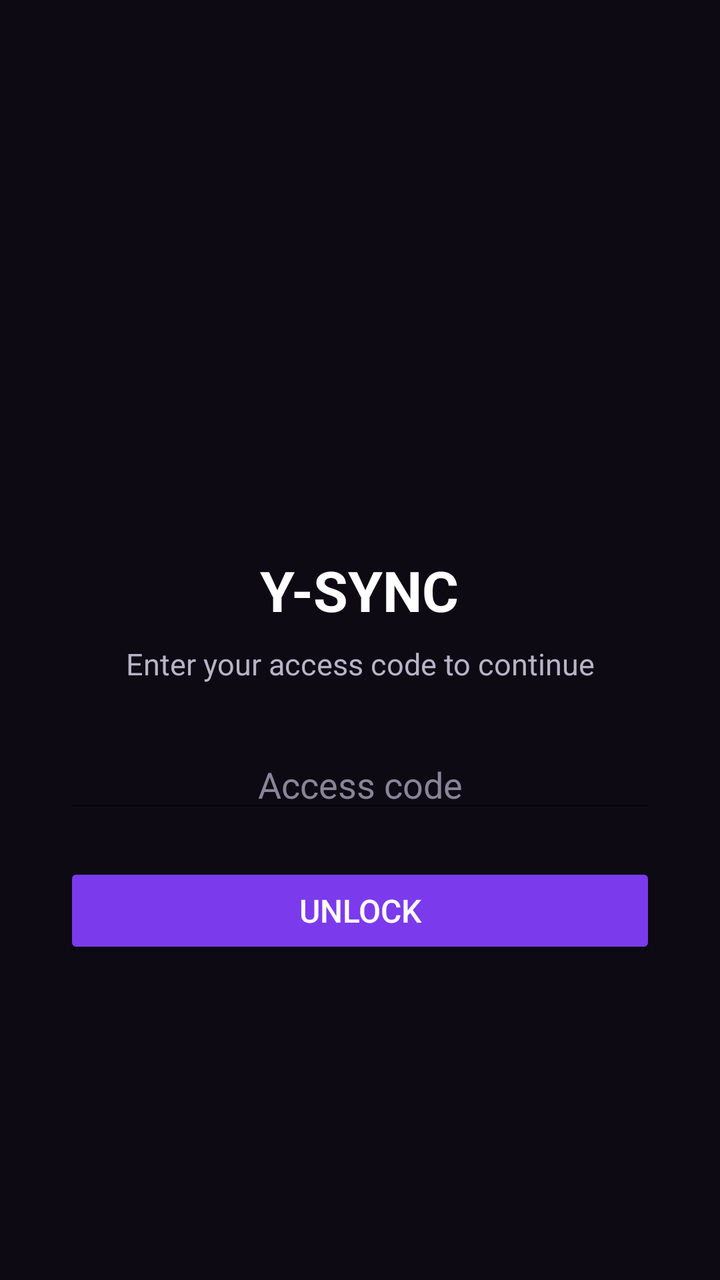
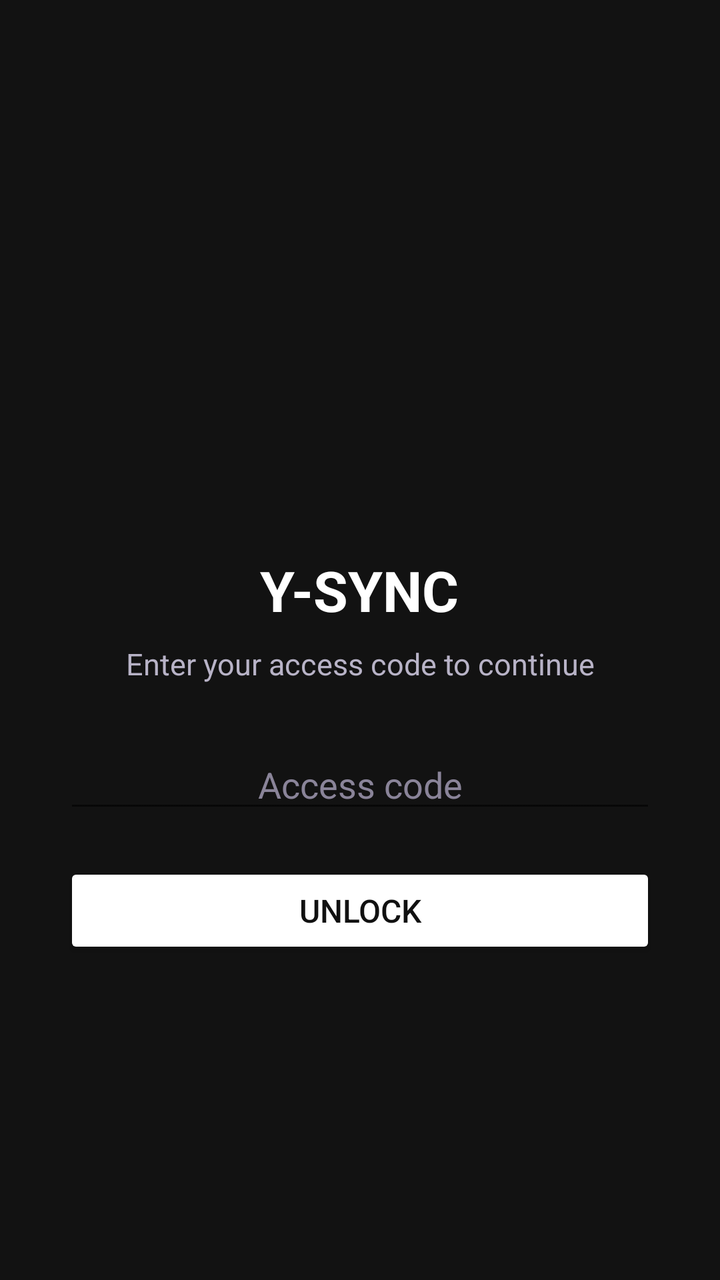

Two renders of the same Android screen: before a commit and after it. Below are the layout's source before the change and the commit's diff.
<!-- AndroidManifest.xml: application theme OpeningTheme -->
<!-- res/layout/activity_lock.xml -->
<?xml version="1.0" encoding="utf-8"?>
<LinearLayout xmlns:android="http://schemas.android.com/apk/res/android"
    android:layout_width="match_parent"
    android:layout_height="match_parent"
    android:background="@color/ysync_lock_bg"
    android:gravity="center"
    android:orientation="vertical"
    android:padding="32dp">

    <ImageView
        android:layout_width="96dp"
        android:layout_height="96dp"
        android:contentDescription="@string/app_name"
        android:src="@mipmap/ic_launcher" />

    <TextView
        android:layout_width="wrap_content"
        android:layout_height="wrap_content"
        android:layout_marginTop="20dp"
        android:text="Y-SYNC"
        android:textColor="#FFFFFF"
        android:textSize="28sp"
        android:textStyle="bold" />

    <TextView
        android:layout_width="wrap_content"
        android:layout_height="wrap_content"
        android:layout_marginTop="8dp"
        android:gravity="center"
        android:text="@string/lock_subtitle"
        android:textColor="#B8B3C7"
        android:textSize="15sp" />

    <EditText
        android:id="@+id/lock_code"
        android:layout_width="match_parent"
        android:layout_height="wrap_content"
        android:layout_marginTop="28dp"
        android:hint="@string/lock_hint"
        android:imeOptions="actionDone"
        android:importantForAutofill="no"
        android:inputType="textPassword"
        android:maxLines="1"
        android:textAlignment="center"
        android:textColor="#FFFFFF"
        android:textColorHint="#8A8499"
        android:textSize="18sp" />

    <TextView
        android:id="@+id/lock_error"
        android:layout_width="wrap_content"
        android:layout_height="wrap_content"
        android:layout_marginTop="12dp"
        android:text="@string/lock_error"
        android:textColor="#FF6B81"
        android:textSize="14sp"
        android:visibility="gone" />

    <Button
        android:id="@+id/lock_button"
        android:layout_width="match_parent"
        android:layout_height="wrap_content"
        android:layout_marginTop="20dp"
        android:backgroundTint="@color/glass_nav_selected"
        android:text="@string/lock_button"
        android:textColor="#FFFFFF"
        android:textSize="16sp" />
</LinearLayout>
<!-- resources referenced by this layout -->
<resources>
  <color name="glass_nav_selected">#7C3AED</color>
  <color name="ysync_lock_bg">#0D0A14</color>
  <!-- mipmap ic_launcher (mipmap-anydpi-v26) -->
  <?xml version="1.0" encoding="utf-8"?>
  <adaptive-icon xmlns:android="http://schemas.android.com/apk/res/android">
      <background android:drawable="@color/ic_launcher_background" />
      <foreground android:drawable="@drawable/ic_launcher_foreground" />
      <monochrome android:drawable="@drawable/ic_launcher_foreground" />
  </adaptive-icon>
  <string name="lock_button">Unlock</string>
  <string name="lock_error">Wrong code, try again</string>
  <string name="lock_hint">Access code</string>
  <string name="lock_subtitle">Enter your access code to continue</string>
  <style name="OpeningTheme" parent="Base.OpeningTheme">
          <item name="android:windowBackground">@drawable/aurora_gradient</item>
      </style>
  <color name="ic_launcher_background">#FFFFFF</color>
  <!-- drawable ic_launcher_foreground (drawable) -->
  <?xml version="1.0" encoding="utf-8"?>
  <vector xmlns:android="http://schemas.android.com/apk/res/android"
      android:width="108dp"
      android:height="108dp"
      android:viewportWidth="108"
      android:viewportHeight="108">
      <path
          android:fillColor="#000000"
          android:fillType="evenOdd"
          android:pathData="M30,29 L78,29 A12,12 0 0 1 90,41 L90,67 A12,12 0 0 1 78,79 L30,79 A12,12 0 0 1 18,67 L18,41 A12,12 0 0 1 30,29 Z M46,42 L67,54 L46,66 Z" />
  </vector>
  <style name="Base.OpeningTheme" parent="Base.V21.OpeningTheme">
          <item name="android:navigationBarColor">@color/light_youtube_primary_color</item>
      </style>
  <!-- drawable aurora_gradient (drawable) -->
  <?xml version="1.0" encoding="utf-8"?>
  <shape xmlns:android="http://schemas.android.com/apk/res/android" android:shape="rectangle">
      <gradient android:angle="315" android:startColor="#7C3AED" android:centerColor="#4F46E5" android:endColor="#0891B2" />
  </shape>
  <style name="Base.V21.OpeningTheme" parent="Theme.AppCompat.DayNight.NoActionBar">
          <item name="colorPrimary">@android:color/transparent</item>
          <item name="colorPrimaryDark">@android:color/transparent</item>
          <item name="colorAccent">@android:color/transparent</item>
  
          <item name="android:windowBackground">@drawable/splash_background</item>
      </style>
  <color name="light_youtube_primary_color">#7C3AED</color>
  <!-- drawable splash_background (drawable) -->
  <?xml version="1.0" encoding="utf-8"?>
  <layer-list xmlns:android="http://schemas.android.com/apk/res/android">
  
      <item
          android:drawable="@color/light_youtube_primary_color"/>
  
      <item>
          <bitmap
              android:src="@drawable/ic_newpipe_triangle_white"
              android:gravity="center_vertical|center_horizontal" />
      </item>
  </layer-list>
  <!-- drawable ic_newpipe_triangle_white: png bitmap (drawable-hdpi, 326 bytes) -->
</resources>

<!-- the commit's change to res/layout/activity_lock.xml (unified diff, before → after) -->
@@ -61,8 +61,8 @@
         android:layout_width="match_parent"
         android:layout_height="wrap_content"
         android:layout_marginTop="20dp"
-        android:backgroundTint="@color/glass_nav_selected"
+        android:backgroundTint="@color/ysync_lock_button_bg"
         android:text="@string/lock_button"
-        android:textColor="#FFFFFF"
+        android:textColor="#111111"
         android:textSize="16sp" />
 </LinearLayout>
<!-- resource entries referenced after the edit -->
@@ -1,7 +1,7 @@
 <!-- resources referenced by this layout -->
 <resources>
-  <color name="glass_nav_selected">#7C3AED</color>
-  <color name="ysync_lock_bg">#0D0A14</color>
+  <color name="ysync_lock_bg">#121212</color>
+  <color name="ysync_lock_button_bg">#FFFFFF</color>
   <!-- mipmap ic_launcher (mipmap-anydpi-v26) -->
   <?xml version="1.0" encoding="utf-8"?>
   <adaptive-icon xmlns:android="http://schemas.android.com/apk/res/android">
@@ -14,7 +14,7 @@
   <string name="lock_hint">Access code</string>
   <string name="lock_subtitle">Enter your access code to continue</string>
   <style name="OpeningTheme" parent="Base.OpeningTheme">
-          <item name="android:windowBackground">@drawable/aurora_gradient</item>
+          <item name="android:windowBackground">@color/ysync_launch_bg</item>
       </style>
   <color name="ic_launcher_background">#FFFFFF</color>
   <!-- drawable ic_launcher_foreground (drawable) -->
@@ -27,16 +27,12 @@
       <path
           android:fillColor="#000000"
           android:fillType="evenOdd"
-          android:pathData="M30,29 L78,29 A12,12 0 0 1 90,41 L90,67 A12,12 0 0 1 78,79 L30,79 A12,12 0 0 1 18,67 L18,41 A12,12 0 0 1 30,29 Z M46,42 L67,54 L46,66 Z" />
+          android:pathData="M37,36 L71,36 A9,9 0 0 1 80,45 L80,63 A9,9 0 0 1 71,72 L37,72 A9,9 0 0 1 28,63 L28,45 A9,9 0 0 1 37,36 Z M48,45 L64,54 L48,63 Z" />
   </vector>
   <style name="Base.OpeningTheme" parent="Base.V21.OpeningTheme">
           <item name="android:navigationBarColor">@color/light_youtube_primary_color</item>
       </style>
-  <!-- drawable aurora_gradient (drawable) -->
-  <?xml version="1.0" encoding="utf-8"?>
-  <shape xmlns:android="http://schemas.android.com/apk/res/android" android:shape="rectangle">
-      <gradient android:angle="315" android:startColor="#7C3AED" android:centerColor="#4F46E5" android:endColor="#0891B2" />
-  </shape>
+  <color name="ysync_launch_bg">#FFFFFF</color>
   <style name="Base.V21.OpeningTheme" parent="Theme.AppCompat.DayNight.NoActionBar">
           <item name="colorPrimary">@android:color/transparent</item>
           <item name="colorPrimaryDark">@android:color/transparent</item>
@@ -44,7 +40,7 @@
   
           <item name="android:windowBackground">@drawable/splash_background</item>
       </style>
-  <color name="light_youtube_primary_color">#7C3AED</color>
+  <color name="light_youtube_primary_color">#FFFFFF</color>
   <!-- drawable splash_background (drawable) -->
   <?xml version="1.0" encoding="utf-8"?>
   <layer-list xmlns:android="http://schemas.android.com/apk/res/android">
